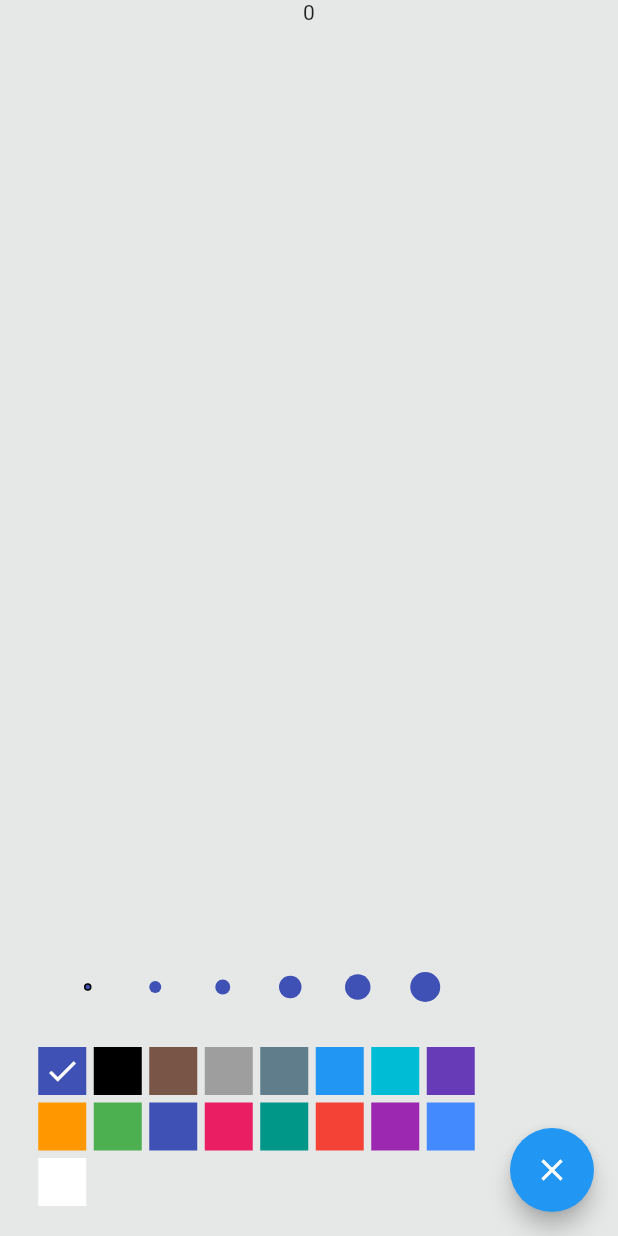
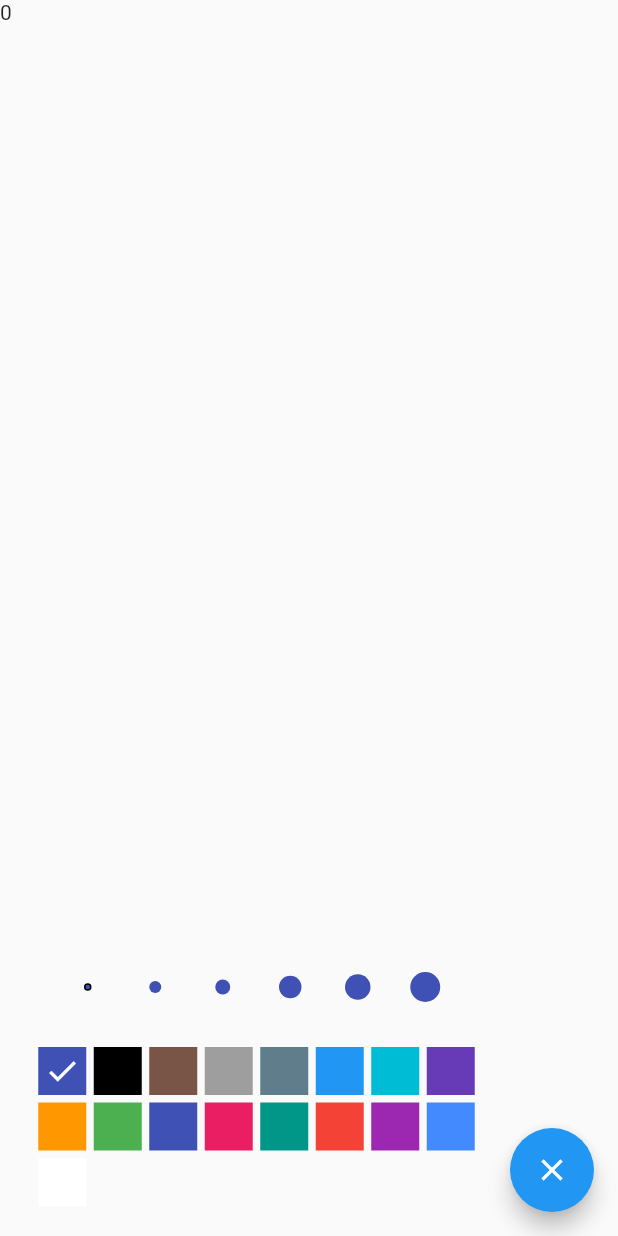
Before and after one commit to cityhack-c-see/CSEE_Edutech_Front_CityHack22, a Flutter app: the screen it shows after launch, on a phone screen of 412 x 824 dp. Run offline on Flutter 3.47's test engine with Material 2 defaults, Android fonts, the phone set to English and light mode, and no system bars; network calls fail.

Commit message:
fixed v1.2

```diff
--- a/lib/draw/draw_entity.dart
+++ b/lib/draw/draw_entity.dart
@@ -5,6 +5,7 @@ class DrawEntity {
   Offset offset;
   String color;
   double strokeWidth;
+  //late DrawEntity({Key? key});
+  DrawEntity( this.offset,{  this.color = "default",  this.strokeWidth = 5.0});
 
-  DrawEntity(this.offset, {this.color = "default", this.strokeWidth = 5.0});
 }
--- a/lib/draw/draw_page.dart
+++ b/lib/draw/draw_page.dart
@@ -26,30 +26,40 @@ class _DrawPageState extends State<DrawPage> {
         value: _provider,
         child: Consumer<DrawProvider>(
           builder: (context,drawProvider,_){
-            return Container(
-              color: Color(0x18262B33),
-              child: Column(
+            return Column(
+                children: <Widget>[
+                  Expanded(
+                    child: Stack(
                         children: [
-                  Container(
-                    color: Colors.white,
+                          Text(
+                            drawProvider.points.length.toString(),
                           ),
-                  Text(drawProvider.points.length.toString()),
+                          Padding(
+                            padding: EdgeInsets.all(16.0),
+                            ),
                           Expanded(
                             child: GestureDetector(
                               onPanUpdate: (DragUpdateDetails details){
                                 // final RenderObject? referenceBox = context.findRenderObject();
                                 // dynamic localposition = referenceBox.globalToLocal(details.globalPosition);
                                 final container = context.findRenderObject() as RenderBox;
-                        final localposition = container.localToGlobal(details.globalPosition);
+                                Offset localposition  = container.localToGlobal(details.globalPosition);
                                 drawProvider.sendDraw(localposition);
+                                drawProvider.points = [drawProvider.points.first,drawProvider.points.last];
                               },
                               onPanEnd: (DragEndDetails details){
+                                drawProvider.points = [drawProvider.points.first,drawProvider.points.last];
                                 drawProvider.sendDrawNull();  //pen up
                               },
                             ),
                           ),
-                  CustomPaint(
+                          Expanded(
+                            child: CustomPaint(
                               painter: SignaturePainter(drawProvider.pointsList),
+                            ),
+                          ),
+                          ],
+                      ),
                       ),
                           Padding(
                             padding: EdgeInsets.only(left: 10,right: 80, bottom: 20),
@@ -93,8 +103,8 @@ class _DrawPageState extends State<DrawPage> {
                                 );
                               }).toList(),
                             ),
-                  )
-                ],),
+                          ),
+                ]
         );
           }
         ),
--- a/lib/draw/draw_provider.dart
+++ b/lib/draw/draw_provider.dart
@@ -143,7 +143,7 @@ class DrawProvider with ChangeNotifier {
     pointsList = <DrawEntity>[];
     for (int i = 0; i < points.length - 1; i++) {
       pointsList.addAll(points[i]);
-      // pointsList.add(null);
+      //pointsList.add();
     }
   }
 
```
Lines whose indentation alone changed are shown as unchanged.
